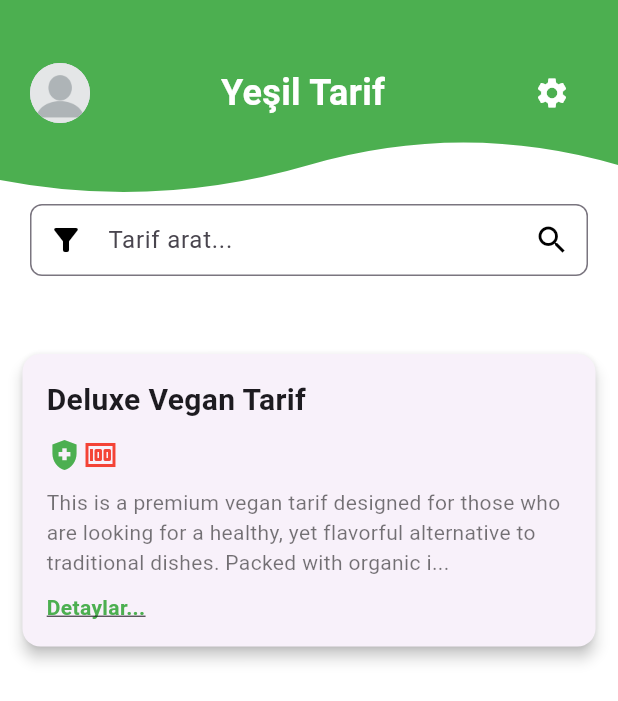
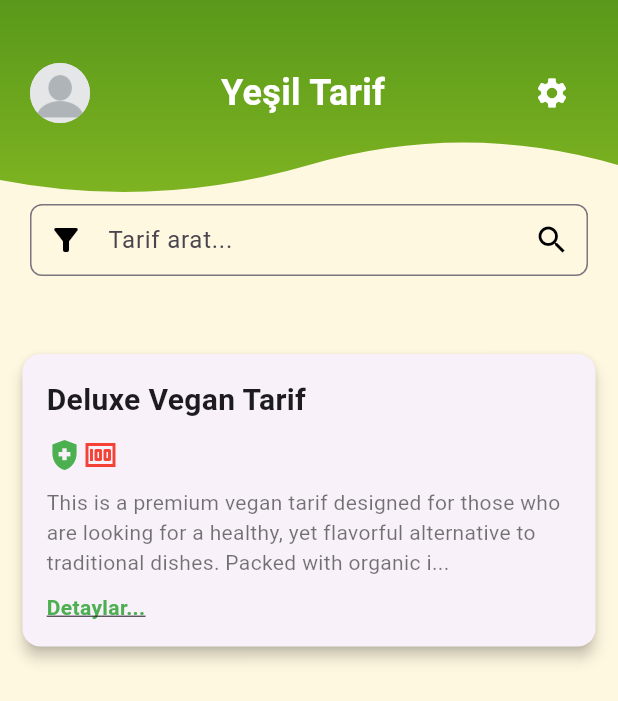
Before and after one commit to berkemremert/yesilsepet, a Flutter app: the MainPage screen opened directly, on a phone screen of 412 x 824 dp. Shown: the top 701 px of the screen. Run offline on Flutter 3.47's test engine with Material 3 defaults, Android fonts, the phone set to English and light mode, and no system bars; our stand-ins replace font_awesome_flutter.

Commit message:
MVVM Practices
Colors are connected to the appcolors

```diff
--- a/lib/Views/mainPage/main-page.dart
+++ b/lib/Views/mainPage/main-page.dart
@@ -1,4 +1,7 @@
 import 'package:flutter/material.dart';
+import 'package:yesilsepet/Views/mainPage/widgets/main_header_elements.dart';
+import 'package:yesilsepet/Views/mainPage/widgets/main_header_wave.dart';
+import 'package:yesilsepet/Views/theme/appColors.dart';
 
 import 'widgets/tarif_blocks.dart';
 
@@ -15,61 +18,14 @@ class _MainPageState extends State<MainPage> {
     double greenBarHeight = 140.0;
 
     return Scaffold(
-      backgroundColor: Colors.white,
+      backgroundColor: AppColors.warmWhite,
       body: Stack(
         children: [
-          // Green wavy bar behind the content
-          Positioned(
-            top: 0,
-            left: 0,
-            right: 0,
-            child: ClipPath(
-              clipper: WavyClipper(),
-              child: Container(
-                color: Colors.green,
-                height: greenBarHeight,
-              ),
-            ),
-          ),
-          // The content on top
+          MainHeaderWave(greenBarHeight: greenBarHeight),
           Column(
             children: [
-              SizedBox(height: 30), // Space from the top
-              Padding(
-                padding: const EdgeInsets.symmetric(horizontal: 20.0, vertical: 8.0),
-                child: Row(
-                  mainAxisAlignment: MainAxisAlignment.spaceBetween,
-                  children: [
-                    GestureDetector(
-                      onTap: () {
-                        print("hahahah");
-                      },
-                      child: CircleAvatar(
-                        radius: 20,
-                        backgroundImage: AssetImage('assets/default_profile_picture.webp'),
-                      ),
-                    ),
-                    Expanded(
-                      child: Center(
-                        child: Text(
-                          'Yeşil Tarif',
-                          style: TextStyle(
-                            fontSize: 24,
-                            fontWeight: FontWeight.bold,
-                            color: Colors.white,
-                          ),
-                        ),
-                      ),
-                    ),
-                    IconButton(
-                      icon: Icon(Icons.settings, color: Colors.white),
-                      onPressed: () {
-                        print('hahahahha');
-                      },
-                    ),
-                  ],
-                ),
-              ),
+              const SizedBox(height: 30),
+              MainHeaderElements(),
               Column(
                 children: [
                   Container(height: 30),
@@ -80,10 +36,10 @@ class _MainPageState extends State<MainPage> {
                         hintText: 'Tarif arat...',
                         border: OutlineInputBorder(
                           borderRadius: BorderRadius.circular(8.0),
-                          borderSide: BorderSide(color: Colors.grey),
+                          borderSide: BorderSide(color: AppColors.lightGray),
                         ),
-                        prefixIcon: Icon(Icons.filter_alt, color: Colors.black),
-                        suffixIcon: Icon(Icons.search, color: Colors.black),
+                        prefixIcon: Icon(Icons.filter_alt, color: AppColors.black),
+                        suffixIcon: Icon(Icons.search, color: AppColors.black),
                         contentPadding: EdgeInsets.symmetric(vertical: 10.0, horizontal: 10.0),
                       ),
                     ),
@@ -104,22 +60,3 @@ class _MainPageState extends State<MainPage> {
     );
   }
 }
-
-class WavyClipper extends CustomClipper<Path> {
-  @override
-  Path getClip(Size size) {
-    Path path = Path();
-    path.lineTo(0, 0);
-    path.lineTo(0, size.height - 20);
-    path.quadraticBezierTo(size.width / 4, size.height, size.width / 2, size.height - 30);
-    path.quadraticBezierTo(3 * size.width / 4, size.height - 60, size.width, size.height - 30);
-    path.lineTo(size.width, 0);
-    path.close();
-    return path;
-  }
-
-  @override
-  bool shouldReclip(CustomClipper<Path> oldClipper) {
-    return false;
-  }
-}
--- /dev/null
+++ b/lib/Views/mainPage/widgets/main_header_elements.dart
@@ -0,0 +1,50 @@
+import 'package:flutter/material.dart';
+import 'package:yesilsepet/Views/theme/appColors.dart';
+
+class MainHeaderElements extends StatefulWidget {
+  const MainHeaderElements({super.key});
+
+  @override
+  State<MainHeaderElements> createState() => _MainHeaderElementsState();
+}
+
+class _MainHeaderElementsState extends State<MainHeaderElements> {
+  @override
+  Widget build(BuildContext context) {
+    return Padding(
+      padding: const EdgeInsets.symmetric(horizontal: 20.0, vertical: 8.0),
+      child: Row(
+        mainAxisAlignment: MainAxisAlignment.spaceBetween,
+        children: [
+          GestureDetector(
+            onTap: () {
+              print("hahahah");
+            },
+            child: CircleAvatar(
+              radius: 20,
+              backgroundImage: AssetImage('assets/default_profile_picture.webp'),
+            ),
+          ),
+          Expanded(
+            child: Center(
+              child: Text(
+                'Yeşil Tarif',
+                style: TextStyle(
+                  fontSize: 24,
+                  fontWeight: FontWeight.bold,
+                  color: AppColors.pureWhite,
+                ),
+              ),
+            ),
+          ),
+          IconButton(
+            icon: Icon(Icons.settings, color: Colors.white),
+            onPressed: () {
+              print('hahahahha');
+            },
+          ),
+        ],
+      ),
+    );
+  }
+}
--- /dev/null
+++ b/lib/Views/mainPage/widgets/main_header_wave.dart
@@ -0,0 +1,57 @@
+import 'package:flutter/material.dart';
+import 'package:yesilsepet/Views/theme/appColors.dart';
+
+class MainHeaderWave extends StatefulWidget {
+  final double greenBarHeight;
+
+  const MainHeaderWave({super.key, required this.greenBarHeight});
+
+  @override
+  State<MainHeaderWave> createState() => _MainHeaderWaveState();
+}
+
+class _MainHeaderWaveState extends State<MainHeaderWave> {
+  @override
+  Widget build(BuildContext context) {
+    return Positioned(
+      top: 0,
+      left: 0,
+      right: 0,
+      child: ClipPath(
+        clipper: WavyClipper(),
+        child: Container(
+          decoration: const BoxDecoration(
+            gradient: LinearGradient(
+              colors: [
+                AppColors.green,
+                AppColors.limeGreen,
+              ],
+              begin: Alignment.topCenter,
+              end: Alignment.bottomCenter,
+            ),
+          ),
+          height: widget.greenBarHeight,
+        ),
+      ),
+    );
+  }
+}
+
+class WavyClipper extends CustomClipper<Path> {
+  @override
+  Path getClip(Size size) {
+    Path path = Path();
+    path.lineTo(0, 0);
+    path.lineTo(0, size.height - 20);
+    path.quadraticBezierTo(size.width / 4, size.height, size.width / 2, size.height - 30);
+    path.quadraticBezierTo(3 * size.width / 4, size.height - 60, size.width, size.height - 30);
+    path.lineTo(size.width, 0);
+    path.close();
+    return path;
+  }
+
+  @override
+  bool shouldReclip(CustomClipper<Path> oldClipper) {
+    return false;
+  }
+}
--- /dev/null
+++ b/lib/Views/mainPage/widgets/tarif_main_button.dart
@@ -0,0 +1,15 @@
+import 'package:flutter/material.dart';
+
+class TarifMainButton extends StatefulWidget {
+  const TarifMainButton({super.key});
+
+  @override
+  State<TarifMainButton> createState() => _TarifMainButtonState();
+}
+
+class _TarifMainButtonState extends State<TarifMainButton> {
+  @override
+  Widget build(BuildContext context) {
+    return const Placeholder();
+  }
+}
```
